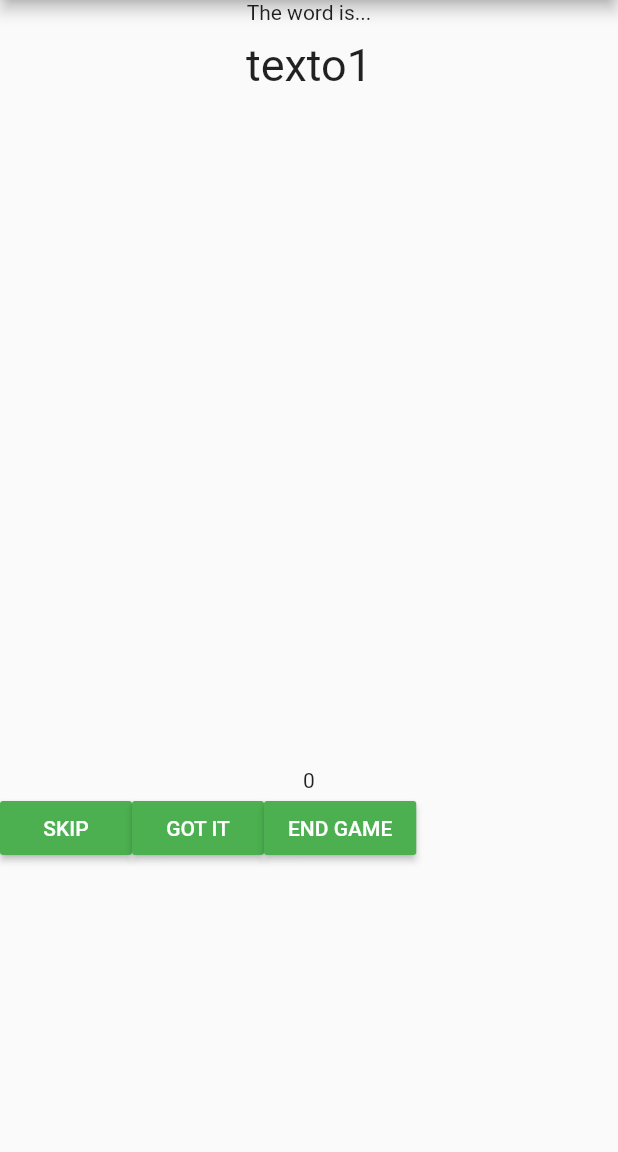
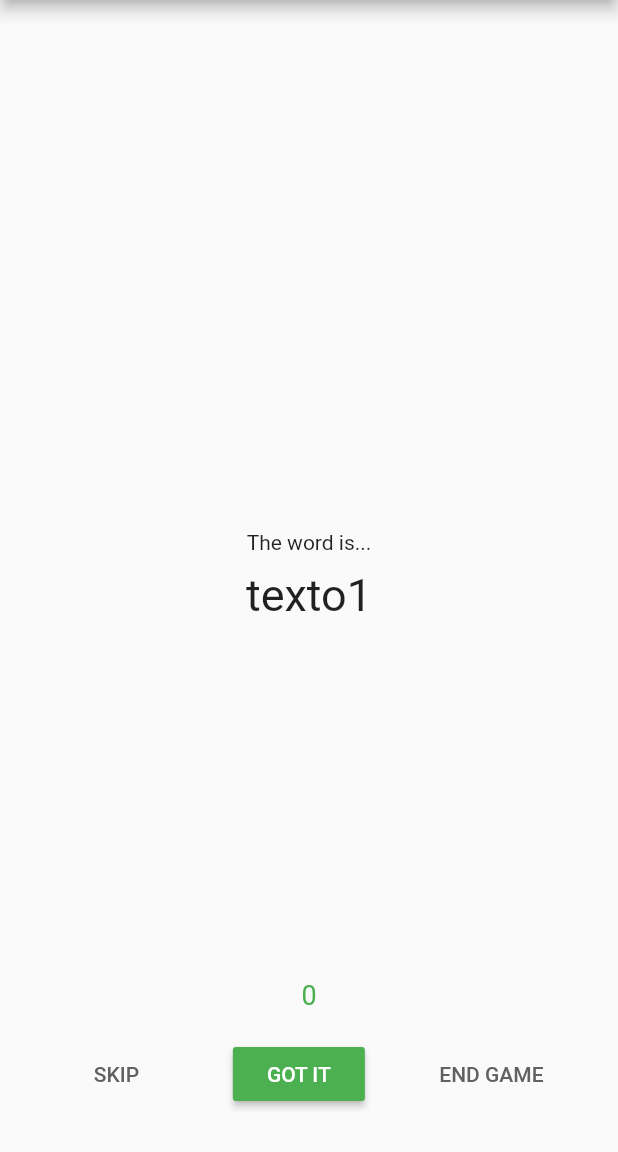
Before and after one commit to alexismundu/guess_the_word, a Flutter app: the screen it shows after launch, after a tap on "PLAY", on a phone screen of 412 x 824 dp, the part 84-1236 px from its top. Run offline on Flutter 3.47's test engine with Material 2 defaults, Android fonts, the light colour scheme and no system bars; our stand-ins replace bloc, equatable, flutter_bloc.

Commit message:
Refactor Home Widget so Default and in game widgets are shared

```diff
--- a/lib/home.dart
+++ b/lib/home.dart
@@ -11,48 +11,85 @@ class Home extends StatefulWidget {
 }
 
 class _HomeState extends State<Home> {
+  HomeBloc _homeBloc = HomeBloc();
+
+  @override
+  void dispose() {
+    _homeBloc.close();
+    super.dispose();
+  }
+
   @override
   Widget build(BuildContext context) {
     return Scaffold(
       body: BlocProvider(
-        create: (context) => HomeBloc(),
+        create: (context) => _homeBloc,
         child: BlocBuilder<HomeBloc, HomeState>(
           builder: (context, state) {
             if (state is JuegoIniciadoState) {
+              return _createDefaultOrInGameWidget(state);
+            } else if (state is JuegoEndState) {
+              return _createEndGameWidget(state);
+            }
+            return _createDefaultOrInGameWidget(state);
+          },
+        ),
+      ),
+    );
+  }
+
+  Widget _createDefaultOrInGameWidget(state) {
     return Container(
-                child: Center(
+      child: Stack(
+        children: [
+          Align(
+            alignment: Alignment.center,
             child: Column(
-                    mainAxisSize: MainAxisSize.min,
+              mainAxisAlignment: MainAxisAlignment.center,
               children: [
-                      Expanded(
-                        flex: 2,
-                        child: Column(
-                          children: [
-                            Text(state.titulo),
+                Text(state is HomeInitial ? "Get ready to..." : state.titulo),
                 SizedBox(height: 10.0),
                 Text(
-                              state.palabra,
+                  state is HomeInitial ? "Guess the word!" : state.palabra,
                   style: TextStyle(fontSize: 30),
                 ),
               ],
             ),
           ),
-                      Expanded(
-                        flex: 1,
-                        child: Column(
+          Align(
+            alignment: Alignment.bottomCenter,
+            child: Padding(
+              padding: const EdgeInsets.only(bottom: 28.0),
+              child: _createFooter(state),
+            ),
+          )
+        ],
+      ),
+    );
+  }
+
+  Widget _createFooter(state) {
+    if (state is JuegoIniciadoState) {
+      return Column(
+        mainAxisSize: MainAxisSize.min,
         children: [
-                            Text(state.contador.toString()),
+          Padding(
+            padding: const EdgeInsets.only(bottom: 18.0),
+            child: Text(
+              state.contador.toString(),
+              style: TextStyle(color: Colors.green, fontSize: 18),
+            ),
+          ),
           Row(
+            mainAxisAlignment: MainAxisAlignment.spaceEvenly,
             children: [
               MaterialButton(
                   child: Text(
                     "SKIP",
-                                      style: TextStyle(color: Colors.white),
+                    style: TextStyle(color: Colors.grey.shade700),
                   ),
-                                    color: Colors.green,
                   onPressed: () {
-                                      BlocProvider.of<HomeBloc>(context)
-                                          .add(SkipEvent());
+                    _homeBloc.add(SkipEvent());
                   }),
               MaterialButton(
                   child: Text(
@@ -61,37 +98,42 @@ class _HomeState extends State<Home> {
                   ),
                   color: Colors.green,
                   onPressed: () {
-                                      BlocProvider.of<HomeBloc>(context)
-                                          .add(GotEvent());
+                    _homeBloc.add(GotEvent());
                   }),
               MaterialButton(
                   child: Text(
                     "END GAME",
-                                      style: TextStyle(color: Colors.white),
+                    style: TextStyle(color: Colors.grey.shade700),
                   ),
-                                    color: Colors.green,
                   onPressed: () {
-                                      BlocProvider.of<HomeBloc>(context)
-                                          .add(EndEvent());
+                    _homeBloc.add(EndEvent());
                   }),
             ],
           ),
         ],
+      );
+    }
+    return MaterialButton(
+      child: Text(
+        "PLAY",
+        style: TextStyle(
+          color: Colors.white,
         ),
       ),
-                    ],
-                  ),
-                ),
+      color: Colors.green,
+      onPressed: () {
+        _homeBloc.add(StartEvent());
+      },
     );
-            } else if (state is JuegoEndState) {
+  }
+
+  Widget _createEndGameWidget(JuegoEndState state) {
     return Container(
       child: Center(
         child: Column(
           mainAxisSize: MainAxisSize.min,
           children: [
-                      Expanded(
-                        flex: 2,
-                        child: Column(
+            Column(
               children: [
                 Text(state.titulo),
                 SizedBox(height: 10.0),
@@ -101,58 +143,16 @@ class _HomeState extends State<Home> {
                 ),
               ],
             ),
-                      ),
-                      Expanded(
-                        flex: 10,
-                        child: MaterialButton(
-                            child: Text("PLAY AGAIN"),
-                            color: Colors.green,
-                            onPressed: () {
-                              BlocProvider.of<HomeBloc>(context)
-                                  .add(StartEvent());
-                            }),
-                      ),
-                    ],
-                  ),
-                ),
-              );
-            } else
-              return Container(
-                child: Stack(
-                  children: [
-                    Align(
-                      alignment: Alignment.center,
-                      child: Column(
-                        mainAxisAlignment: MainAxisAlignment.center,
-                        children: [
-                          Text("Get ready to"),
-                          SizedBox(height: 10.0),
-                          Text(
-                            "Guess the word!",
-                            style: TextStyle(fontSize: 30),
-                          ),
-                        ],
-                      ),
-                    ),
-                    Align(
-                      alignment: Alignment.bottomCenter,
-                      child: MaterialButton(
+            MaterialButton(
                 child: Text(
-                          "PLAY",
-                          style: TextStyle(
-                            color: Colors.white,
-                          ),
+                  "PLAY AGAIN",
+                  style: TextStyle(color: Colors.white),
                 ),
                 color: Colors.green,
                 onPressed: () {
-                          BlocProvider.of<HomeBloc>(context).add(StartEvent());
-                        },
-                      ),
-                    ),
+                  _homeBloc.add(StartEvent());
+                }),
           ],
-                ),
-              );
-          },
         ),
       ),
     );
```
Lines whose indentation alone changed are shown as unchanged.
